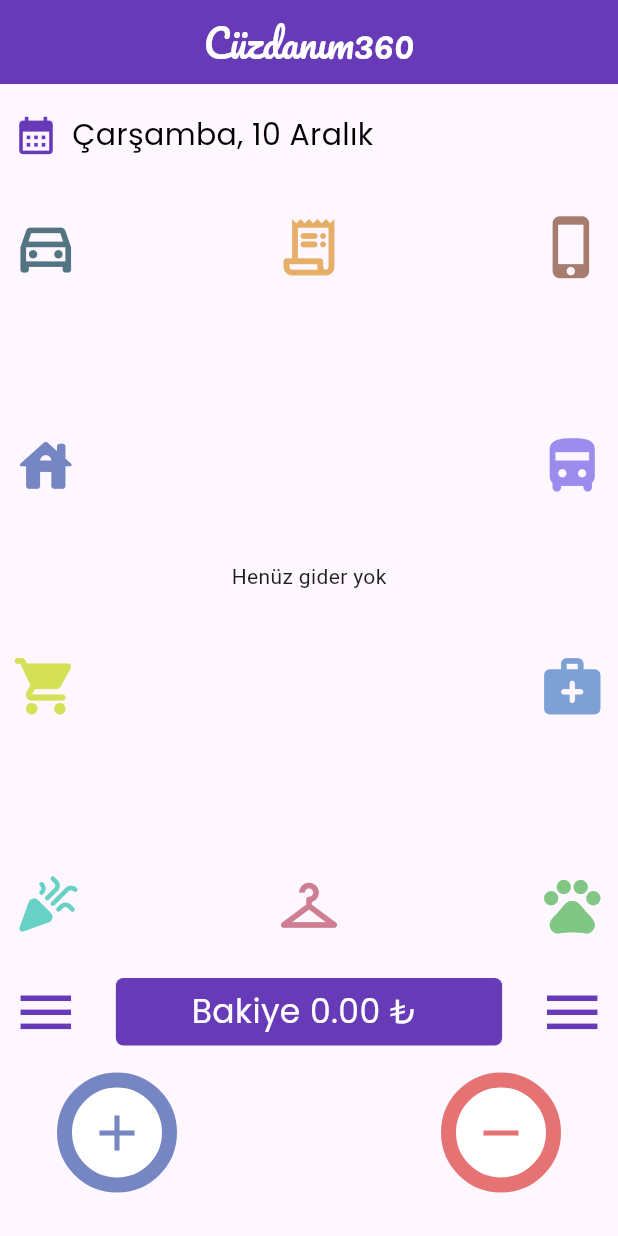
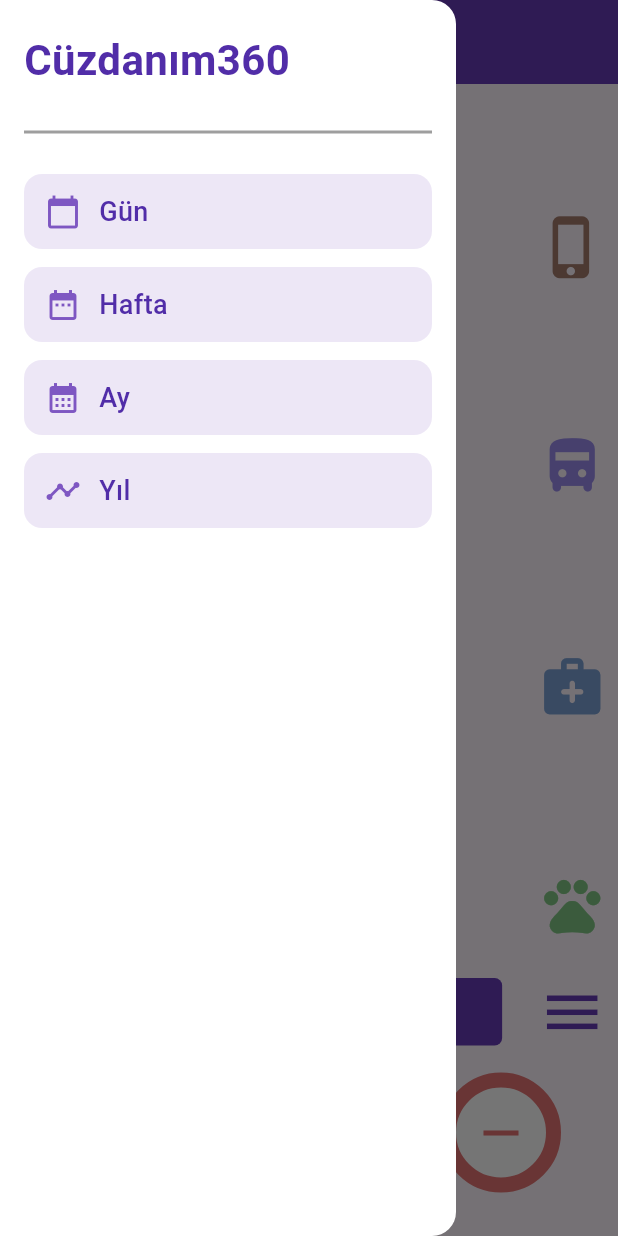
Before and after one commit to imroniipek/finansal_kocluk_takip, a Flutter app: the screen it shows after launch, with the side drawer open (before the commit the screen has no drawer), on a phone screen of 412 x 824 dp. Run offline on Flutter 3.47's test engine with Material 3 defaults, Android fonts, the light colour scheme and no system bars; our stand-ins replace fl_chart, flutter_bloc, get_it, google_fonts, sqflite; accounts and stored records are empty.

Commit message:
feat: Bloc iletişimi geliştirildi, DateTime fonksiyonları eklendi, Drawer UI iyileştirildi, amount format hatası düzeltildi, income/expense mantığı güncellendi drawer eklendi ve aylar yıllara göre güncellemeler yapacak ve kullanıcıların verileri gösterilecek

```diff
--- a/lib/home_page/bloc/home_page_bloc/home_page_bloc.dart
+++ b/lib/home_page/bloc/home_page_bloc/home_page_bloc.dart
@@ -1,6 +1,9 @@
 import 'dart:async';
+import 'package:finansal_kocluk_takip/data/model/expense.dart';
 import 'package:finansal_kocluk_takip/data/repositories/expenses_repository.dart';
 import 'package:flutter_bloc/flutter_bloc.dart';
+import '../../../core/helpers/home_page_helpers/drawer_helper.dart';
+import '../../../data/model/income.dart';
 import '../../../data/repositories/income_repository.dart';
 import '../../../date/date_bloc/date_bloc.dart';
 import '../../../locator.dart';
@@ -91,6 +94,27 @@ class HomePageBloc extends Bloc<HomePageEvent, HomePageState> {
     }
     );
 
+    on<CalculateTheValuesFor7Days>(
+        (event,emit)
+        {
+          List<IncomeModel>incomes=[];
+
+          List<ExpenseModel>expenses=[];
+
+          final firstDate=DateTime.parse(event.firstDay);
+
+          final lastDate=firstDate.add(Duration(days:7));
+
+
+
+
+
+        }
+
+
+
+    );
+
   }
   @override
   Future<void> close() {
--- a/lib/home_page/bloc/home_page_event/home_page_event.dart
+++ b/lib/home_page/bloc/home_page_event/home_page_event.dart
@@ -5,3 +5,8 @@ class CalculateCurrentBalance extends HomePageEvent{}
 class GetExpensesList extends HomePageEvent{}
 
 class GetIncomeList extends HomePageEvent{}
+
+class CalculateTheValuesFor7Days extends HomePageEvent{
+  final String firstDay;
+  CalculateTheValuesFor7Days({required this.firstDay});
+}
--- a/lib/home_page/bloc/home_page_status/home_page_status.dart
+++ b/lib/home_page/bloc/home_page_status/home_page_status.dart
@@ -1,4 +1,3 @@
-
 import 'package:finansal_kocluk_takip/data/model/income.dart';
 import '../../../data/model/expense.dart';
 
--- a/lib/home_page/view/home_page.dart
+++ b/lib/home_page/view/home_page.dart
@@ -3,6 +3,7 @@ import 'package:finansal_kocluk_takip/date/date_bloc/date_bloc.dart';
 import 'package:finansal_kocluk_takip/date/date_event/date_event.dart';
 import 'package:finansal_kocluk_takip/home_page/bloc/home_page_status/home_page_status.dart';
 import 'package:finansal_kocluk_takip/home_page/widgets/current_balance.dart';
+import 'package:finansal_kocluk_takip/home_page/widgets/drawer.dart';
 import 'package:finansal_kocluk_takip/home_page/widgets/expenses_donut_chart.dart';
 import 'package:finansal_kocluk_takip/home_page/widgets/income_expenses_listtile.dart';
 import 'package:flutter/material.dart';
@@ -36,7 +37,12 @@ class _HomePageState extends State<HomePage> {
   Widget build(BuildContext context) {
     return Scaffold(
 
+      drawer: MyDrawer(),
+
         appBar: AppBar(
+
+          iconTheme: IconThemeData(color: Colors.white, size: 30,),
+
           backgroundColor: Sabitler.generalPrimaryColor,
           title: Text("Cüzdanım360", style: GoogleFonts.pacifico(fontSize: 25, color: Colors.white),),
           centerTitle: true,
--- /dev/null
+++ b/lib/home_page/widgets/drawer.dart
@@ -0,0 +1,59 @@
+import 'package:flutter/material.dart';
+
+class MyDrawer extends StatelessWidget {
+  const MyDrawer({super.key});
+
+  @override
+  Widget build(BuildContext context) {
+    return Drawer(
+      backgroundColor: Colors.white,
+      child: SafeArea(
+        child: Padding(
+          padding: const EdgeInsets.symmetric(horizontal: 16, vertical: 20),
+          child: Column(
+            crossAxisAlignment: CrossAxisAlignment.start,
+            children: [
+
+              Text("Cüzdanım360", style: TextStyle(fontSize: 28, fontWeight: FontWeight.bold, color: Colors.deepPurple.shade700,),),
+
+              const SizedBox(height: 20),
+              Divider(color: Colors.grey, thickness: 2),
+              const SizedBox(height: 20),
+
+              buildDrawerButton("Gün", Icons.calendar_today, () {}),
+              buildDrawerButton("Hafta", Icons.date_range, () {}),
+              buildDrawerButton("Ay", Icons.calendar_month, () {}),
+              buildDrawerButton("Yıl", Icons.timeline, () {}),
+
+            ],
+          ),
+        ),
+      ),
+    );
+  }
+  Widget buildDrawerButton(String label, IconData icon, VoidCallback onTap) {
+    return Padding(
+      padding: const EdgeInsets.only(bottom: 12),
+      child: Material(
+        color: Colors.deepPurple.shade50,
+        borderRadius: BorderRadius.circular(12),
+        child: InkWell(
+          onTap: onTap,
+          borderRadius: BorderRadius.circular(12),
+          child: Container(
+            height: 50,
+            padding: const EdgeInsets.symmetric(horizontal: 14),
+            child: Row(
+              children: [
+                Icon(icon, color: Colors.deepPurple.shade400),
+                const SizedBox(width: 12),
+                Text(label, style: TextStyle(fontSize: 18, color: Colors.deepPurple.shade700, fontWeight: FontWeight.w500,),
+                ),
+              ],
+            ),
+          ),
+        ),
+      ),
+    );
+  }
+}
```
Also changed, not shown: lib/core/helpers/home_page_helpers/drawer_helper.dart (added, +14 -0 lines), lib/core/sabitler.dart (+0 -17 lines), lib/income_expense_page/widgets/note_textfield.dart (+16 -46 lines).
